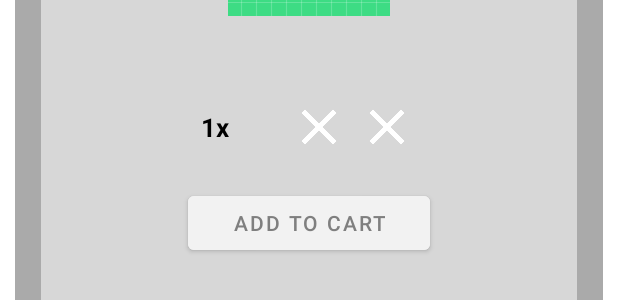
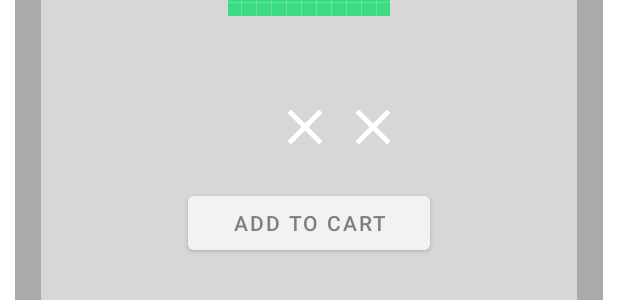
Before and after one commit to roopeh/hamburger-app, an Android app: the layout fragment_products_info.xml on its own in the app's theme, with its tools: preview values and no code run, on a phone screen of 412 x 824 dp. Shown: the part 216-516 px from the top of the screen. Run offline under Robolectric (Android 15) with nearby library versions, the phone set to English and light mode, and no system bars.

Commit message:
Add missing functionality to products

```diff
--- a/client/app/src/main/res/layout/fragment_products_info.xml
+++ b/client/app/src/main/res/layout/fragment_products_info.xml
@@ -129,8 +129,7 @@
                     android:layout_marginEnd="40dp"
                     android:textSize="17sp"
                     android:textColor="@color/black"
-                    android:textStyle="bold"
-                    android:text="1x" />
+                    android:textStyle="bold" />
 
                 <ImageButton
                     android:id="@+id/productsInfoAmountIncrease"
```
Also changed, not shown: client/app/src/main/java/com/roopeh/app/hamburger/ProductsInfoFragment.java (+17 -0 lines).
